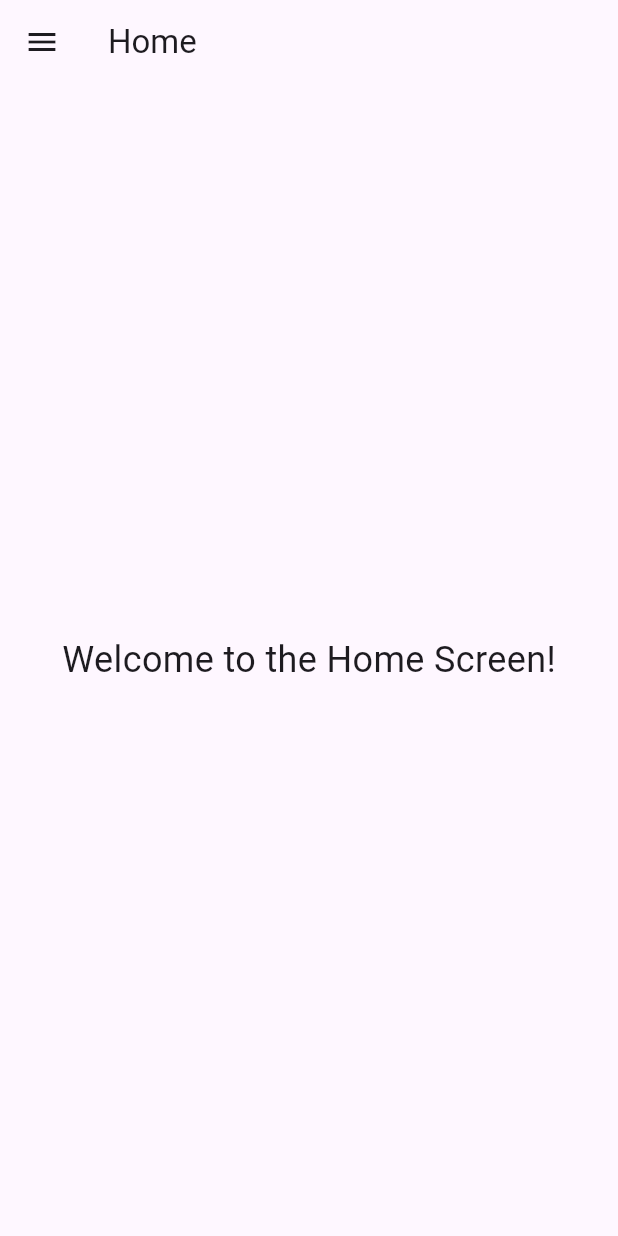
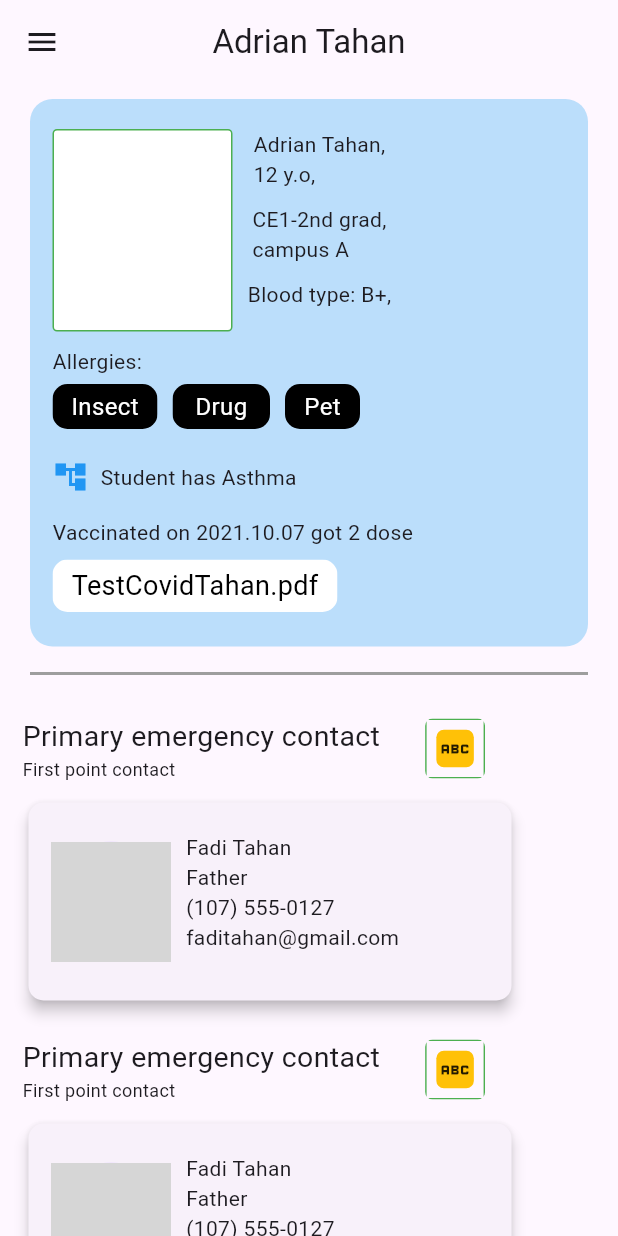
Before and after one commit to riteshpn/machine_test, a Flutter app: the HomeScreen screen opened directly, on a phone screen of 412 x 824 dp. Run offline on Flutter 3.47's test engine with Material 3 defaults, Android fonts, the phone set to English and light mode, and no system bars; our stand-ins replace firebase_auth, firebase_core; accounts and stored records are empty; grey boxes are pictures that could not be loaded.

Commit message:
colplete ui pending

```diff
--- a/lib/auth/login_auth.dart
+++ b/lib/auth/login_auth.dart
@@ -25,7 +25,6 @@ class _LoginPageState extends State<LoginPage> {
           email: _emailController.text,
           password: _passwordController.text,
         );
-        print('User logged in: ${userCredential.user!.email}');
 
         Navigator.pushReplacement(
           context,
@@ -45,10 +44,10 @@ class _LoginPageState extends State<LoginPage> {
   Widget build(BuildContext context) {
     return Scaffold(
       appBar: AppBar(
-        title: Text('Login'),
+        title: const Text('Login'),
       ),
       body: Padding(
-        padding: EdgeInsets.all(16.0),
+        padding: const EdgeInsets.all(16.0),
         child: Form(
           key: _formKey,
           child: Column(
@@ -64,7 +63,7 @@ class _LoginPageState extends State<LoginPage> {
                   return null;
                 },
               ),
-              SizedBox(height: 12.0),
+              const SizedBox(height: 12.0),
               CustomTextField(
                 controller: _passwordController,
                 labelText: 'Password',
@@ -76,14 +75,14 @@ class _LoginPageState extends State<LoginPage> {
                   return null;
                 },
               ),
-              SizedBox(height: 20.0),
+              const SizedBox(height: 20.0),
               _loading
-                  ? CircularProgressIndicator()
+                  ? const CircularProgressIndicator()
                   : ElevatedButton(
                       onPressed: () {
                         _login(context);
                       },
-                      child: Text('Login'),
+                      child: const Text('Login'),
                     ),
             ],
           ),
--- a/lib/auth/sighn_up.dart
+++ b/lib/auth/sighn_up.dart
@@ -27,14 +27,12 @@ class _SignupPageState extends State<SignupPage> {
           email: _emailController.text,
           password: _passwordController.text,
         );
-        print('User created: ${userCredential.user!.email}');
-        // Navigate to the login page
+
         Navigator.push(
           context,
           MaterialPageRoute(builder: (context) => LoginPage()),
         );
 
-        // Clear text fields
         _emailController.clear();
         _passwordController.clear();
       } on FirebaseAuthException catch (e) {
@@ -53,11 +51,12 @@ class _SignupPageState extends State<SignupPage> {
   @override
   Widget build(BuildContext context) {
     return Scaffold(
+      backgroundColor: Colors.blue.shade100,
       appBar: AppBar(
-        title: Text('Sign Up'),
+        title: const Text('Sign Up'),
       ),
       body: Padding(
-        padding: EdgeInsets.all(16.0),
+        padding: const EdgeInsets.all(16.0),
         child: Form(
           key: _formKey,
           child: Column(
@@ -73,7 +72,7 @@ class _SignupPageState extends State<SignupPage> {
                   return null;
                 },
               ),
-              SizedBox(height: 12.0),
+              const SizedBox(height: 12.0),
               CustomTextField(
                 controller: _passwordController,
                 labelText: 'Password',
@@ -85,9 +84,9 @@ class _SignupPageState extends State<SignupPage> {
                   return null;
                 },
               ),
-              SizedBox(height: 20.0),
+              const SizedBox(height: 20.0),
               _loading
-                  ? SizedBox(
+                  ? const SizedBox(
                       height: 24,
                       width: 24,
                       child: CircularProgressIndicator(),
@@ -96,16 +95,43 @@ class _SignupPageState extends State<SignupPage> {
                       onPressed: () {
                         _signup(context);
                       },
-                      child: Text('Sign Up'),
+                      child: const Text('Sign Up'),
                     ),
               if (_errorMessage.isNotEmpty)
                 Padding(
                   padding: const EdgeInsets.symmetric(vertical: 8.0),
                   child: Text(
                     _errorMessage,
-                    style: TextStyle(color: Colors.red),
+                    style: const TextStyle(color: Colors.red),
                   ),
                 ),
+              TextButton(
+                onPressed: () {
+                  Navigator.push(
+                    context,
+                    MaterialPageRoute(builder: (context) => LoginPage()),
+                  );
+                },
+                child: Text(
+                  'Already have an account? Log in',
+                  style: TextStyle(color: Colors.blue),
+                ),
+              ),
+
+              //     : ElevatedButton(
+              //         onPressed: () {
+              //           _signup(context);
+              //         },
+              //         child: const Text('Sign Up'),
+              //       ),
+              // if (_errorMessage.isNotEmpty)
+              //   Padding(
+              //     padding: const EdgeInsets.symmetric(vertical: 8.0),
+              //     child: Text(
+              //       _errorMessage,
+              //       style: const TextStyle(color: Colors.red),
+              //     ),
+              //   ),
             ],
           ),
         ),
--- a/lib/main.dart
+++ b/lib/main.dart
@@ -13,7 +13,7 @@ Future<void> main() async {
 class MyApp extends StatelessWidget {
   const MyApp({super.key});
 
-  // This widget is the root of your application.
+
   @override
   Widget build(BuildContext context) {
     return MaterialApp(
--- a/lib/screen/home_screen.dart
+++ b/lib/screen/home_screen.dart
@@ -1,13 +1,17 @@
 import 'package:flutter/material.dart';
 import 'package:firebase_auth/firebase_auth.dart';
+import 'package:flutter/rendering.dart';
+import 'package:flutter/widgets.dart';
 import 'package:machine_test/auth/login_auth.dart';
+import 'package:machine_test/widget/custom_container.dart';
 
 class HomeScreen extends StatelessWidget {
   @override
   Widget build(BuildContext context) {
     return Scaffold(
       appBar: AppBar(
-        title: Text('Home'),
+        title: const Text('Adrian Tahan'),
+        centerTitle: true,
         // actions: [
         //   IconButton(
         //     icon: Icon(Icons.logout),
@@ -25,7 +29,7 @@ class HomeScreen extends StatelessWidget {
         child: ListView(
           padding: EdgeInsets.zero,
           children: [
-            DrawerHeader(
+            const DrawerHeader(
               decoration: BoxDecoration(
                 color: Colors.blue,
               ),
@@ -56,23 +60,23 @@ class HomeScreen extends StatelessWidget {
               ),
             ),
             ListTile(
-              leading: Icon(Icons.settings),
-              title: Text('Settings'),
+              leading: const Icon(Icons.settings),
+              title: const Text('Settings'),
               onTap: () {
                 // Navigate to the settings screen
               },
             ),
             ListTile(
-              leading: Icon(Icons.info),
-              title: Text('About'),
+              leading: const Icon(Icons.info),
+              title: const Text('About'),
               onTap: () {
                 // Navigate to the about screen
               },
             ),
-            Divider(),
+            const Divider(),
             ListTile(
-              leading: Icon(Icons.logout),
-              title: Text('Logout'),
+              leading: const Icon(Icons.logout),
+              title: const Text('Logout'),
               onTap: () {
                 FirebaseAuth.instance.signOut();
                 Navigator.push(
@@ -84,11 +88,121 @@ class HomeScreen extends StatelessWidget {
           ],
         ),
       ),
-      body: Center(
-        child: Text(
-          'Welcome to the Home Screen!',
-          style: TextStyle(fontSize: 24),
-        ),
+      body: Column(
+        children: [
+          Center(
+            child: Padding(
+              padding: const EdgeInsets.only(right: 20, left: 20, top: 10),
+              child: CustomContainer(),
+            ),
+          ),
+          Expanded(
+            child: ListView.builder(
+              itemCount: 10,
+              itemBuilder: (context, index) {
+                return Padding(
+                  padding: const EdgeInsets.only(top: 20, left: 15),
+                  child: Column(
+                    crossAxisAlignment: CrossAxisAlignment.start,
+                    children: [
+                      Row(
+                        children: [
+                          const Column(
+                            crossAxisAlignment: CrossAxisAlignment.start,
+                            children: [
+                              Text(
+                                "Primary emergency contact",
+                                style: TextStyle(fontSize: 19),
+                              ),
+                              Text(
+                                "First point contact",
+                                style: TextStyle(fontSize: 12),
+                              ),
+                            ],
+                          ),
+                          const SizedBox(
+                            width: 30,
+                          ),
+                          ClipRRect(
+                            borderRadius: BorderRadius.circular(5),
+                            child: Container(
+                              height: 40,
+                              width: 40,
+                              decoration: BoxDecoration(
+                                  border: Border.all(color: Colors.green)),
+                              child: Center(
+                                child: Container(
+                                  height: 25,
+                                  width: 25,
+                                  decoration: BoxDecoration(
+                                      color: Colors.amber,
+                                      borderRadius: BorderRadius.circular(5)),
+                                  child: const Icon(Icons.abc),
+                                ),
+                              ),
+                            ),
+                          ),
+                        ],
+                      ),
+                      const SizedBox(
+                        height: 10,
+                      ),
+                      SizedBox(
+                        height: 140,
+                        width: 330,
+                        child: Card(
+                          elevation: 4,
+                          shape: RoundedRectangleBorder(
+                            borderRadius: BorderRadius.circular(10),
+                          ),
+                          child: const Padding(
+                            padding: EdgeInsets.only(
+                              left: 15,
+                            ),
+                            child: Row(
+                              children: [
+                                CircleAvatar(
+                                  radius: 40,
+                                  backgroundImage:
+                                      AssetImage('assets/avatar_image.jpg'),
+                                ),
+                                SizedBox(
+                                  height: 20,
+                                  width: 10,
+                                ),
+                                Padding(
+                                  padding: EdgeInsets.only(top: 20),
+                                  child: Column(
+                                    crossAxisAlignment:
+                                        CrossAxisAlignment.start,
+                                    children: [
+                                      Text(
+                                        'Fadi Tahan', // Text content
+                                      ),
+                                      Text(
+                                        'Father',
+                                      ),
+                                      Text(
+                                        '(107) 555-0127',
+                                      ),
+                                      Text(
+                                        'faditahan@gmail.com',
+                                      ),
+                                    ],
+                                  ),
+                                ),
+                              ],
+                            ),
+                          ),
+                        ),
+                      )
+                    ],
+                  ),
+                );
+              },
+            ),
+          )
+        ],
       ),
     );
   }
--- /dev/null
+++ b/lib/widget/custom_container.dart
@@ -0,0 +1,194 @@
+import 'package:flutter/material.dart';
+
+class CustomContainer extends StatelessWidget {
+  @override
+  Widget build(BuildContext context) {
+    return Column(
+      children: [
+        Container(
+          height: 365,
+          decoration: BoxDecoration(
+            color: Colors.blue.shade100, // Set the background color to grey
+            borderRadius: BorderRadius.circular(15), // Set border radius
+            // Add green border
+          ),
+          child: Column(
+            children: [
+              Row(
+                crossAxisAlignment: CrossAxisAlignment.start,
+                children: [
+                  Padding(
+                    padding: const EdgeInsets.only(top: 20, left: 15),
+                    child: Container(
+                      height: 135,
+                      width: 120,
+                      decoration: BoxDecoration(
+                        color: Colors.white,
+                        borderRadius:
+                            BorderRadius.circular(3),
+                        border: Border.all(
+                            color: Colors.green, width: 1),
+                      ),
+                    ),
+                  ),
+                  const SizedBox(
+                    width: 10,
+                  ),
+                  const Padding(
+                    padding: EdgeInsets.only(top: 20),
+                    child: Column(
+                      children: [
+                        Column(
+                          crossAxisAlignment: CrossAxisAlignment.start,
+                          children: [
+                            Text("Adrian Tahan,"),
+                            Text("12 y.o,"),
+                          ],
+                        ),
+                        SizedBox(
+                          height: 10,
+                        ),
+                        Column(
+                          crossAxisAlignment: CrossAxisAlignment.start,
+                          children: [
+                            Text("CE1-2nd grad,"),
+                            Text("campus A"),
+                          ],
+                        ),
+                        SizedBox(
+                          height: 10,
+                        ),
+                        Column(
+                          children: [
+                            Text("Blood type: B+,"),
+                          ],
+                        )
+                      ],
+                    ),
+                  )
+                ],
+              ),
+              const SizedBox(
+                height: 10,
+              ),
+              Padding(
+                padding: const EdgeInsets.only(
+                  left: 15,
+                ),
+                child: Column(
+                  crossAxisAlignment: CrossAxisAlignment.start,
+                  children: [
+                    const Row(
+                      children: [
+                        Text("Allergies:"),
+                      ],
+                    ),
+                    const SizedBox(
+                      height: 5,
+                    ),
+                    Row(
+                      children: [
+                        ClipRRect(
+                          borderRadius: BorderRadius.circular(10),
+                          child: Container(
+                            color: Colors.black,
+                            height: 30,
+                            width: 70,
+                            child: const Center(
+                                child: Text(
+                              "Insect",
+                              style:
+                                  TextStyle(color: Colors.white, fontSize: 16),
+                            )),
+                          ),
+                        ),
+                        const SizedBox(
+                          width: 10,
+                        ),
+                        ClipRRect(
+                          borderRadius: BorderRadius.circular(10),
+                          child: Container(
+                            color: Colors.black,
+                            height: 30,
+                            width: 65,
+                            child: const Center(
+                                child: Text(
+                              "Drug",
+                              style:
+                                  TextStyle(color: Colors.white, fontSize: 16),
+                            )),
+                          ),
+                        ),
+                        const SizedBox(
+                          width: 10,
+                        ),
+                        ClipRRect(
+                          borderRadius: BorderRadius.circular(10),
+                          child: Container(
+                            color: Colors.black,
+                            height: 30,
+                            width: 50,
+                            child: const Center(
+                                child: Text(
+                              "Pet",
+                              style:
+                                  TextStyle(color: Colors.white, fontSize: 16),
+                            )),
+                          ),
+                        ),
+                      ],
+                    ),
+                    const SizedBox(
+                      height: 20,
+                    ),
+                    const Row(
+                      children: [
+                        Icon(
+                          Icons.account_tree_sharp,
+                          color: Colors.blue,
+                        ),
+                        SizedBox(
+                          width: 8,
+                        ),
+                        Text('Student has Asthma')
+                      ],
+                    ),
+                    const SizedBox(
+                      height: 15,
+                    ),
+                    const Row(
+                      children: [Text("Vaccinated on 2021.10.07 got 2 dose")],
+                    ),
+                    const SizedBox(
+                      height: 8,
+                    ),
+                    ClipRRect(
+                      borderRadius: BorderRadius.circular(10),
+                      child: Container(
+                        color: Colors.white,
+                        height: 35,
+                        width: 190,
+                        child: const Center(
+                            child: Text(
+                          "TestCovidTahan.pdf",
+                          style: TextStyle(color: Colors.black, fontSize: 18),
+                        )),
+                      ),
+                    ),
+                  ],
+                ),
+              )
+            ],
+          ),
+        ),
+        const SizedBox(
+          height: 10,
+        ),
+        const Divider(
+          thickness: 2,
+          color: Colors.grey,
+        ),
+      ],
+    );
+  }
+}
```
